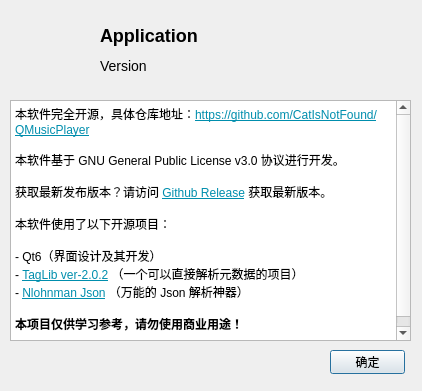
CatIsNotFound/QMusicPlayer, file AboutApp.ui: the form before one commit.
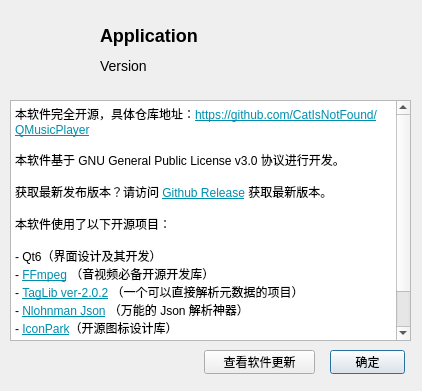
The form after the commit. Icons and pictures are not drawn.

Commit message: 2025/05/20: 具体请见 v0.2.1-beta 版本更新日志

Patch:
```diff
--- a/AboutApp.ui
+++ b/AboutApp.ui
@@ -94,8 +94,10 @@
 &lt;p style=&quot; margin-top:0px; margin-bottom:0px; margin-left:0px; margin-right:0px; -qt-block-indent:0; text-indent:0px;&quot;&gt;本软件使用了以下开源项目：&lt;/p&gt;
 &lt;p style=&quot;-qt-paragraph-type:empty; margin-top:0px; margin-bottom:0px; margin-left:0px; margin-right:0px; -qt-block-indent:0; text-indent:0px;&quot;&gt;&lt;br /&gt;&lt;/p&gt;
 &lt;p style=&quot; margin-top:0px; margin-bottom:0px; margin-left:0px; margin-right:0px; -qt-block-indent:0; text-indent:0px;&quot;&gt;- Qt6（界面设计及其开发）&lt;/p&gt;
+&lt;p style=&quot; margin-top:0px; margin-bottom:0px; margin-left:0px; margin-right:0px; -qt-block-indent:0; text-indent:0px;&quot;&gt;- &lt;a href=&quot;https://github.com/FFmpeg/FFmpeg&quot;&gt;&lt;span style=&quot; text-decoration: underline; color:#008ead;&quot;&gt;FFmpeg&lt;/span&gt;&lt;/a&gt; （音视频必备开源开发库）&lt;/p&gt;
 &lt;p style=&quot; margin-top:0px; margin-bottom:0px; margin-left:0px; margin-right:0px; -qt-block-indent:0; text-indent:0px;&quot;&gt;- &lt;a href=&quot;https://github.com/taglib/taglib&quot;&gt;&lt;span style=&quot; text-decoration: underline; color:#008ead;&quot;&gt;TagLib ver-2.0.2&lt;/span&gt;&lt;/a&gt; （一个可以直接解析元数据的项目）&lt;/p&gt;
 &lt;p style=&quot; margin-top:0px; margin-bottom:0px; margin-left:0px; margin-right:0px; -qt-block-indent:0; text-indent:0px;&quot;&gt;- &lt;a href=&quot;https://github.com/nlohmann/json&quot;&gt;&lt;span style=&quot; text-decoration: underline; color:#008ead;&quot;&gt;Nlohnman Json&lt;/span&gt;&lt;/a&gt; （万能的 Json 解析神器）&lt;/p&gt;
+&lt;p style=&quot; margin-top:0px; margin-bottom:0px; margin-left:0px; margin-right:0px; -qt-block-indent:0; text-indent:0px;&quot;&gt;- &lt;a href=&quot;https://github.com/bytedance/iconpark&quot;&gt;&lt;span style=&quot; text-decoration: underline; color:#008ead;&quot;&gt;IconPark&lt;/span&gt;&lt;/a&gt;（开源图标设计库）&lt;/p&gt;
 &lt;p style=&quot;-qt-paragraph-type:empty; margin-top:0px; margin-bottom:0px; margin-left:0px; margin-right:0px; -qt-block-indent:0; text-indent:0px;&quot;&gt;&lt;br /&gt;&lt;/p&gt;
 &lt;p style=&quot; margin-top:0px; margin-bottom:0px; margin-left:0px; margin-right:0px; -qt-block-indent:0; text-indent:0px;&quot;&gt;&lt;span style=&quot; font-weight:700;&quot;&gt;本项目仅供学习参考，请勿使用商业用途！&lt;/span&gt;&lt;/p&gt;
 &lt;p style=&quot;-qt-paragraph-type:empty; margin-top:0px; margin-bottom:0px; margin-left:0px; margin-right:0px; -qt-block-indent:0; text-indent:0px;&quot;&gt;&lt;br /&gt;&lt;/p&gt;&lt;/body&gt;&lt;/html&gt;</string>
@@ -120,6 +122,19 @@
     <string>确定</string>
    </property>
   </widget>
+  <widget class="QPushButton" name="pushButton_Release">
+   <property name="geometry">
+    <rect>
+     <x>204</x>
+     <y>350</y>
+     <width>111</width>
+     <height>24</height>
+    </rect>
+   </property>
+   <property name="text">
+    <string>查看软件更新</string>
+   </property>
+  </widget>
  </widget>
  <resources>
   <include location="resource.qrc"/>
```
Left out of the diff: 7 changed lines with no effect on the pictures. The commit also changes 18 other files.
